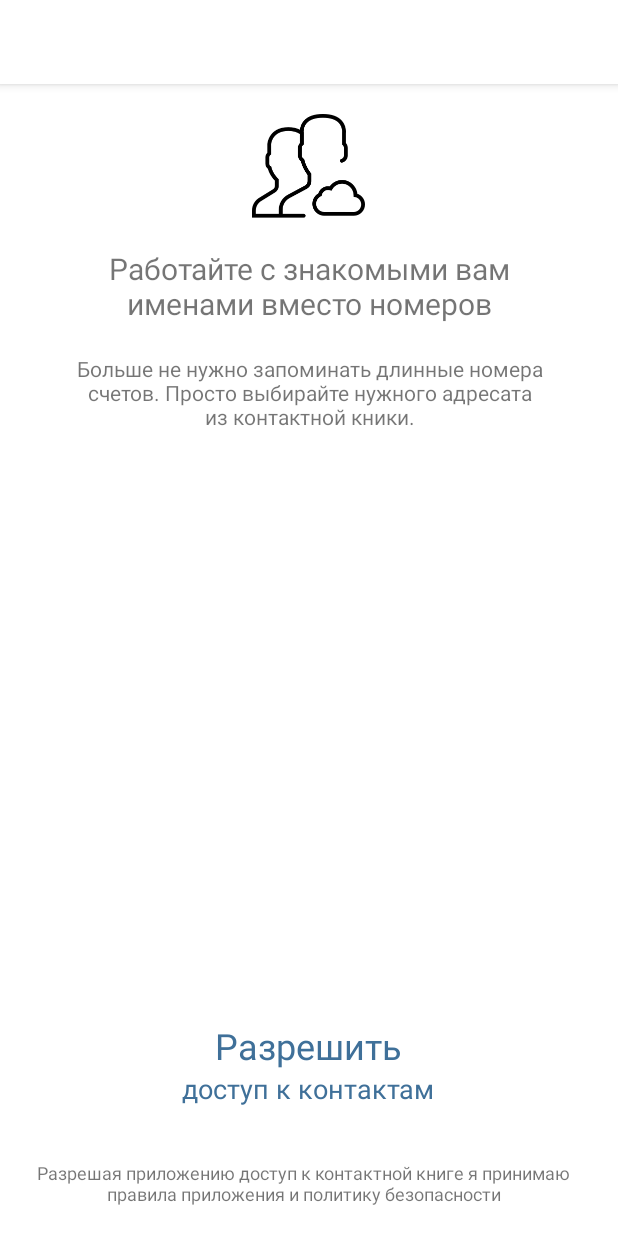
After one commit to mykola-myhailov/fishpay-android, an Android app: the ContactsPermissions screen opened directly, with no data from a screen before it, on a phone screen of 412 x 824 dp. The commit adds this screen. Run offline under Robolectric (Android 15) with nearby library versions, the phone set to English and light mode, and no system bars; Roboto replaces fonts that are not available here.

```diff
--- a/app/src/main/AndroidManifest.xml
+++ b/app/src/main/AndroidManifest.xml
@@ -53,7 +53,8 @@
         <activity android:name=".activities.joint_purchases.AddMembersActivity" />
         <activity android:name=".activities.joint_purchases.DistributionActivity" />
         <activity android:name=".activities.joint_purchases.JointPurchaseDetailsActivity" />
-        <activity android:name=".activities.joint_purchases.MembersPartActivity"></activity>
+        <activity android:name=".activities.joint_purchases.MembersPartActivity" />
+        <activity android:name=".activities.drawer.ContactsPermissions"></activity>
     </application>
 
 </manifest>
--- /dev/null
+++ b/app/src/main/java/com/myhailov/mykola/fishpay/activities/drawer/ContactsPermissions.java
@@ -0,0 +1,15 @@
+package com.myhailov.mykola.fishpay.activities.drawer;
+
+import android.support.v7.app.AppCompatActivity;
+import android.os.Bundle;
+
+import com.myhailov.mykola.fishpay.R;
+
+public class ContactsPermissions extends AppCompatActivity {
+
+    @Override
+    protected void onCreate(Bundle savedInstanceState) {
+        super.onCreate(savedInstanceState);
+        setContentView(R.layout.activity_contacts_permissions);
+    }
+}
--- /dev/null
+++ b/app/src/main/res/layout/activity_contacts_permissions.xml
@@ -0,0 +1,139 @@
+<?xml version="1.0" encoding="utf-8"?>
+<android.support.v4.widget.DrawerLayout
+    xmlns:android="http://schemas.android.com/apk/res/android"
+    xmlns:app="http://schemas.android.com/apk/res-auto"
+    android:id="@+id/drawer_layout"
+    android:layout_width="match_parent"
+    android:background="@android:color/white"
+    android:layout_height="match_parent"
+    android:fitsSystemWindows="true">
+
+
+    <LinearLayout
+        android:orientation="vertical"
+        android:background="@android:color/white"
+        android:layout_width="match_parent"
+        android:layout_height="match_parent">
+
+
+        <android.support.design.widget.AppBarLayout
+            android:layout_width="match_parent"
+            android:layout_height="wrap_content"
+            android:background="@color/white"
+            android:theme="@style/AppTheme.AppBarOverlay">
+
+            <android.support.v7.widget.Toolbar
+                android:id="@+id/toolbar"
+                android:layout_width="match_parent"
+                android:gravity="center"
+                android:title=""
+                android:subtitle="sdfsfsfsfsfs"
+                android:layout_height="?attr/actionBarSize"
+                app:popupTheme="@style/AppTheme.PopupOverlay" >
+
+                <RelativeLayout
+                    android:layout_marginEnd="60dp"
+                    android:layout_width="match_parent"
+                    android:layout_height="wrap_content">
+                    <TextView
+                        android:id="@+id/tvToolBarTitle"
+                        android:gravity="center"
+                        android:textColor="@color/blue1"
+                        android:layout_centerInParent="true"
+                        android:layout_width="wrap_content"
+                        android:layout_height="wrap_content"
+                        android:textStyle="bold"
+                        android:background="@android:color/transparent"
+                        android:text=""/>
+                </RelativeLayout>
+
+            </android.support.v7.widget.Toolbar>
+
+
+        </android.support.design.widget.AppBarLayout>
+
+        <RelativeLayout
+            android:layout_width="match_parent"
+            android:layout_height="match_parent">
+
+            <LinearLayout
+                android:orientation="vertical"
+                android:layout_width="match_parent"
+                android:layout_height="wrap_content">
+
+                <ImageView
+                    android:src="@drawable/contacts"
+                    android:layout_marginTop="20dp"
+                    android:layout_gravity="center_horizontal"
+                    android:layout_width="wrap_content"
+                    android:layout_height="wrap_content" />
+
+                <TextView
+                    android:text="Работайте с знакомыми вам именами вместо номеров"
+                    android:textSize="20dp"
+                    android:layout_marginTop="20dp"
+                    android:layout_marginStart="40dp"
+                    android:layout_marginEnd="40dp"
+                    android:gravity="center_horizontal"
+                    android:layout_gravity="center_horizontal"
+                    android:layout_width="wrap_content"
+                    android:layout_height="wrap_content" />
+
+                <TextView
+                    android:text="Больше не нужно запоминать длинные номера счетов. Просто выбирайте нужного адресата из контактной кники."
+                    android:layout_marginTop="20dp"
+                    android:layout_marginStart="50dp"
+                    android:layout_marginEnd="50dp"
+                    android:gravity="center_horizontal"
+                    android:layout_gravity="center_horizontal"
+                    android:layout_width="wrap_content"
+                    android:layout_height="wrap_content" />
+
+
+
+            </LinearLayout>
+
+            <TextView
+                android:text="Разрешить"
+                android:textSize="24sp"
+                android:layout_above="@+id/tvPermisson2"
+                android:gravity="center_horizontal"
+                android:layout_centerHorizontal="true"
+                android:textColor="@color/blue1"
+                android:layout_width="wrap_content"
+                android:layout_height="wrap_content" />
+
+
+            <TextView
+                android:text="доступ к контактам"
+                android:id="@+id/tvPermisson2"
+                android:textSize="18sp"
+                android:layout_marginBottom="35dp"
+                android:layout_above="@+id/tvLinks"
+                android:gravity="center_horizontal"
+                android:textColor="@color/blue1"
+                android:layout_centerHorizontal="true"
+                android:layout_width="wrap_content"
+                android:layout_height="wrap_content" />
+
+
+            <TextView
+                android:id="@+id/tvLinks"
+                android:text="@string/permissinons_contacts"
+                android:layout_alignParentBottom="true"
+                android:layout_marginBottom="20dp"
+                android:layout_marginStart="12dp"
+                android:layout_marginEnd="20dp"
+                android:textSize="12sp"
+                android:gravity="center_horizontal"
+                android:layout_width="wrap_content"
+                android:layout_height="wrap_content" />
+
+        </RelativeLayout>
+
+
+    </LinearLayout>
+
+    <include layout="@layout/navigation_view_base"/>
+
+</android.support.v4.widget.DrawerLayout>
--- a/app/src/main/res/values/strings.xml
+++ b/app/src/main/res/values/strings.xml
@@ -53,4 +53,5 @@
     <string name="to_transfer">Перевести</string>
     <string name="public_card">Публичная карта</string>
     <string name="add_card">Добавить карту</string>
+    <string name="permissinons_contacts">Разрешая приложению доступ к контактной книге я принимаю правила приложения и политику безопасности</string>
 </resources>
```
